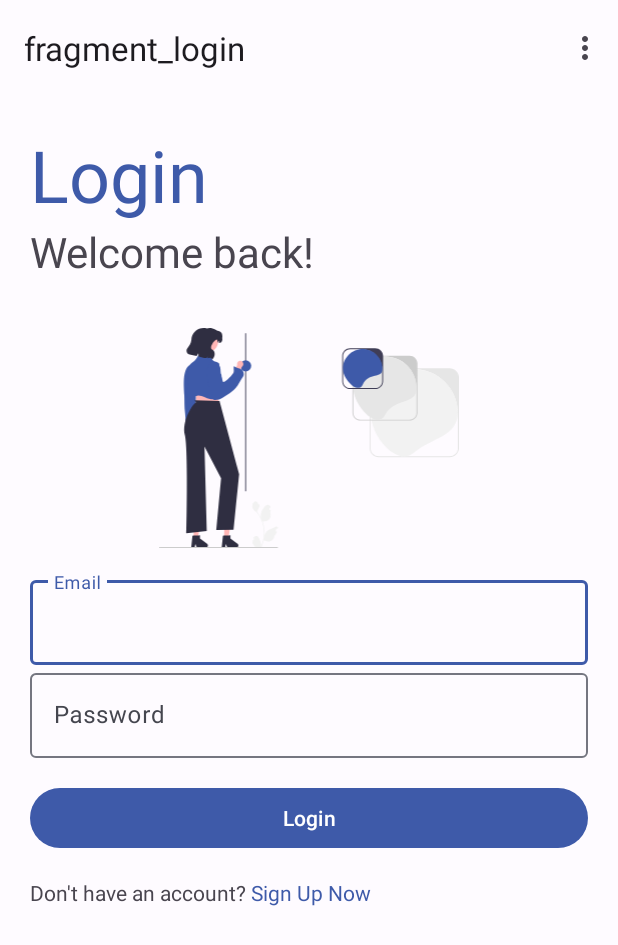
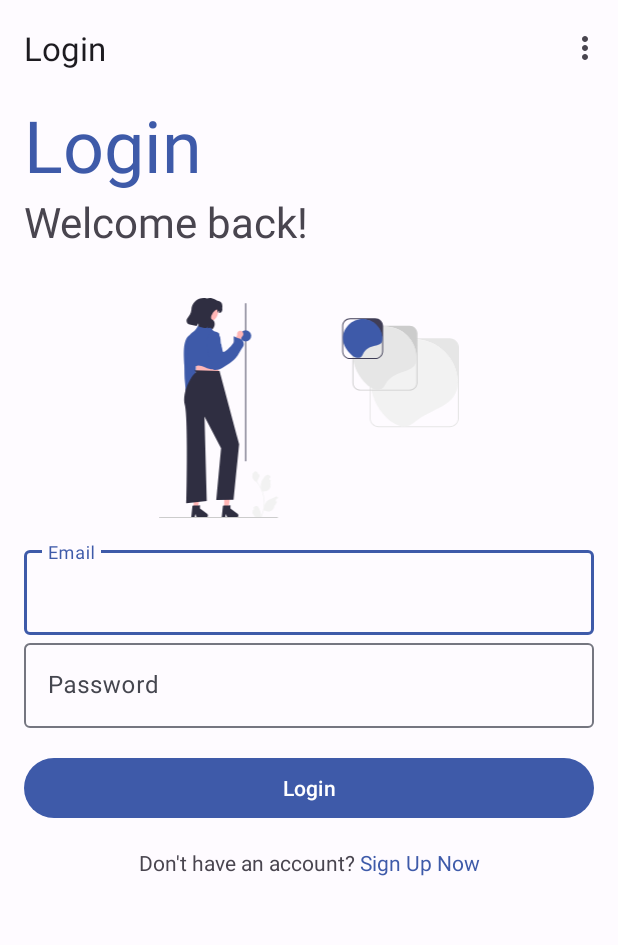
Before and after one commit to huntergif/Photo-Editor-App, an Android app: the screen it shows after launch (MainActivity), on a phone screen of 412 x 824 dp. Shown: the top 945 px of the screen. Run offline under Robolectric (Android 15) with nearby library versions, the phone set to English and light mode, and no system bars; our stand-ins replace Dagger/Hilt's generated code, Firebase (no records; nobody signed in at launch, a user with empty details on screens opened directly), navigation-ui; libraries missing offline, so code that uses them is left out: org.opencv.android; 1 statement that could not run was skipped.

Commit message:
Change fragment labels, fix toolbar scrolling on soft input, and add login -> register transition

```diff
--- a/app/src/main/AndroidManifest.xml
+++ b/app/src/main/AndroidManifest.xml
@@ -16,6 +16,7 @@
             android:name="com.aqchen.filterfiesta.ui.MainActivity"
             android:exported="true"
             android:label="@string/app_name"
+            android:windowSoftInputMode="adjustResize"
             android:theme="@style/Theme.FilterFiesta">
             <intent-filter>
                 <action android:name="android.intent.action.MAIN" />
--- a/app/src/main/res/layout/activity_main.xml
+++ b/app/src/main/res/layout/activity_main.xml
@@ -5,7 +5,6 @@
     android:layout_width="match_parent"
     android:layout_height="match_parent"
     android:fitsSystemWindows="true"
-    android:windowSoftInputMode="adjustPan"
     tools:context="com.aqchen.filterfiesta.ui.MainActivity">
 
     <com.google.android.material.appbar.AppBarLayout
--- a/app/src/main/res/layout/fragment_login.xml
+++ b/app/src/main/res/layout/fragment_login.xml
@@ -1,53 +1,61 @@
 <?xml version="1.0" encoding="utf-8"?>
-<androidx.constraintlayout.widget.ConstraintLayout xmlns:android="http://schemas.android.com/apk/res/android"
+<androidx.core.widget.NestedScrollView xmlns:android="http://schemas.android.com/apk/res/android"
+    xmlns:app="http://schemas.android.com/apk/res-auto"
     xmlns:tools="http://schemas.android.com/tools"
     android:layout_width="match_parent"
     android:layout_height="match_parent"
-    android:fitsSystemWindows="true"
     tools:context="com.aqchen.filterfiesta.ui.auth.login.LoginFragment">
-    <ScrollView
+    <androidx.constraintlayout.widget.ConstraintLayout
+        android:layout_marginHorizontal="@dimen/sm_margin"
+        android:layout_marginBottom="@dimen/sm_margin"
         android:layout_width="match_parent"
-        android:layout_height="match_parent">
-        <LinearLayout
-            android:layout_width="match_parent"
-            android:layout_height="wrap_content"
-            android:orientation="vertical"
-            android:layout_margin="@dimen/md_sm_margin">
+        android:layout_height="match_parent"
+        android:fitsSystemWindows="true" >
 
         <com.google.android.material.textview.MaterialTextView
-                android:layout_width="match_parent"
+            android:id="@+id/login_title"
+            app:layout_constraintTop_toTopOf="parent"
+            app:layout_constraintBottom_toTopOf="@id/login_subtitle"
+            android:layout_width="wrap_content"
             android:layout_height="wrap_content"
+            android:text="@string/login_title"
+            android:textColor="?attr/colorPrimary"
             android:textSize="@dimen/text_title_font_size"
-                android:textColor="?attr/colorPrimary"
-                android:text="@string/login_title" />
+            app:layout_constraintStart_toStartOf="parent" />
+
         <com.google.android.material.textview.MaterialTextView
+            android:id="@+id/login_subtitle"
+            app:layout_constraintTop_toBottomOf="@id/login_title"
+            app:layout_constraintBottom_toTopOf="@id/login_image"
             android:layout_width="match_parent"
             android:layout_height="wrap_content"
             android:layout_marginBottom="@dimen/sm_margin"
             android:textSize="@dimen/text_subtitle_font_size"
             android:text="@string/login_subtitle" />
 
-            <!-- Image Wrapper -->
-            <LinearLayout
-                android:layout_width="wrap_content"
-                android:layout_height="wrap_content"
-                android:orientation="horizontal"
-                android:layout_gravity="center"
-                android:layout_margin="@dimen/sm_margin">
         <!-- Login Image -->
         <com.google.android.material.imageview.ShapeableImageView
+            android:id="@+id/login_image"
             android:layout_width="wrap_content"
             android:layout_height="wrap_content"
             android:adjustViewBounds="true"
             android:maxWidth="200dp"
-                    android:src="@drawable/adjusting_image_illustration"/>
-            </LinearLayout>
+            android:layout_margin="@dimen/sm_margin"
+            app:layout_constraintEnd_toEndOf="parent"
+            app:layout_constraintStart_toStartOf="parent"
+            app:layout_constraintTop_toBottomOf="@id/login_subtitle"
+            app:layout_constraintBottom_toTopOf="@id/login_email_input_layout"
+            android:src="@drawable/adjusting_image_illustration" />
 
         <!-- Email input -->
         <com.google.android.material.textfield.TextInputLayout
             android:id="@+id/login_email_input_layout"
             android:layout_width="match_parent"
             android:layout_height="wrap_content"
+            app:layout_constraintEnd_toEndOf="parent"
+            app:layout_constraintStart_toStartOf="parent"
+            app:layout_constraintTop_toBottomOf="@id/login_image"
+            app:layout_constraintBottom_toTopOf="@id/login_password_input_layout"
             android:hint="@string/email_input_hint">
 
             <com.google.android.material.textfield.TextInputEditText
@@ -61,6 +69,10 @@
             android:id="@+id/login_password_input_layout"
             android:layout_width="match_parent"
             android:layout_height="wrap_content"
+            app:layout_constraintEnd_toEndOf="parent"
+            app:layout_constraintStart_toStartOf="parent"
+            app:layout_constraintTop_toBottomOf="@id/login_email_input_layout"
+            app:layout_constraintBottom_toTopOf="@id/login_submit_button"
             android:hint="@string/password_input_hint">
 
             <com.google.android.material.textfield.TextInputEditText
@@ -71,33 +83,27 @@
         </com.google.android.material.textfield.TextInputLayout>
 
         <!-- Login Button -->
-            <LinearLayout
-                android:layout_width="match_parent"
-                android:layout_height="wrap_content"
-                android:orientation="horizontal"
-                android:layout_gravity="center"
-                android:layout_marginVertical="@dimen/sm_margin"
-                >
-
         <com.google.android.material.button.MaterialButton
             android:id="@+id/login_submit_button"
             android:layout_width="match_parent"
             android:layout_height="wrap_content"
             android:gravity="center"
-                    android:text="@string/login_submit_label" />
-            </LinearLayout>
+            android:text="@string/login_submit_label"
+            android:layout_marginVertical="@dimen/sm_margin"
+            app:layout_constraintEnd_toEndOf="parent"
+            app:layout_constraintStart_toStartOf="parent"
+            app:layout_constraintTop_toBottomOf="@id/login_password_input_layout"
+            app:layout_constraintBottom_toTopOf="@id/login_signup_text" />
 
         <!-- Sign Up Now Wrapper -->
-            <LinearLayout
-                android:layout_width="match_parent"
-                android:layout_height="wrap_content"
-                android:orientation="horizontal">
         <TextView
             android:id="@+id/login_signup_text"
             android:layout_width="wrap_content"
             android:layout_height="wrap_content"
-                    android:text="@string/login_no_account_question"/>
-            </LinearLayout>
-        </LinearLayout>
-    </ScrollView>
+            android:text="@string/login_no_account_question"
+            app:layout_constraintEnd_toEndOf="parent"
+            app:layout_constraintStart_toStartOf="parent"
+            app:layout_constraintTop_toBottomOf="@id/login_submit_button"
+            app:layout_constraintBottom_toBottomOf="parent"/>
     </androidx.constraintlayout.widget.ConstraintLayout>
+</androidx.core.widget.NestedScrollView>
--- a/app/src/main/res/navigation/nav_graph.xml
+++ b/app/src/main/res/navigation/nav_graph.xml
@@ -8,7 +8,7 @@
     <fragment
         android:id="@+id/loginFragment"
         android:name="com.aqchen.filterfiesta.ui.auth.login.LoginFragment"
-        android:label="fragment_login"
+        android:label="Login"
         tools:layout="@layout/fragment_login" >
         <action
             android:id="@+id/action_loginFragment_to_registerFragment"
@@ -17,6 +17,6 @@
     <fragment
         android:id="@+id/registerFragment"
         android:name="com.aqchen.filterfiesta.ui.auth.register.RegisterFragment"
-        android:label="fragment_register"
+        android:label="Register"
         tools:layout="@layout/fragment_register" />
 </navigation>
--- /dev/null
+++ b/app/src/main/res/values/motion.xml
@@ -0,0 +1,6 @@
+<?xml version="1.0" encoding="utf-8"?>
+<resources>
+    <integer name="motion_duration_large">300</integer>
+    <integer name="motion_duration_medium">225</integer>
+    <integer name="motion_duration_small">175</integer>
+</resources>
```
Also changed, not shown: app/src/main/java/com/aqchen/filterfiesta/ui/auth/login/LoginFragment.kt (+10 -0 lines), app/src/main/java/com/aqchen/filterfiesta/ui/auth/register/RegisterFragment.kt (+9 -0 lines), app/src/main/res/layout/fragment_register.xml (+45 -26 lines), 1 other file. Lines whose indentation alone changed are shown as unchanged.
